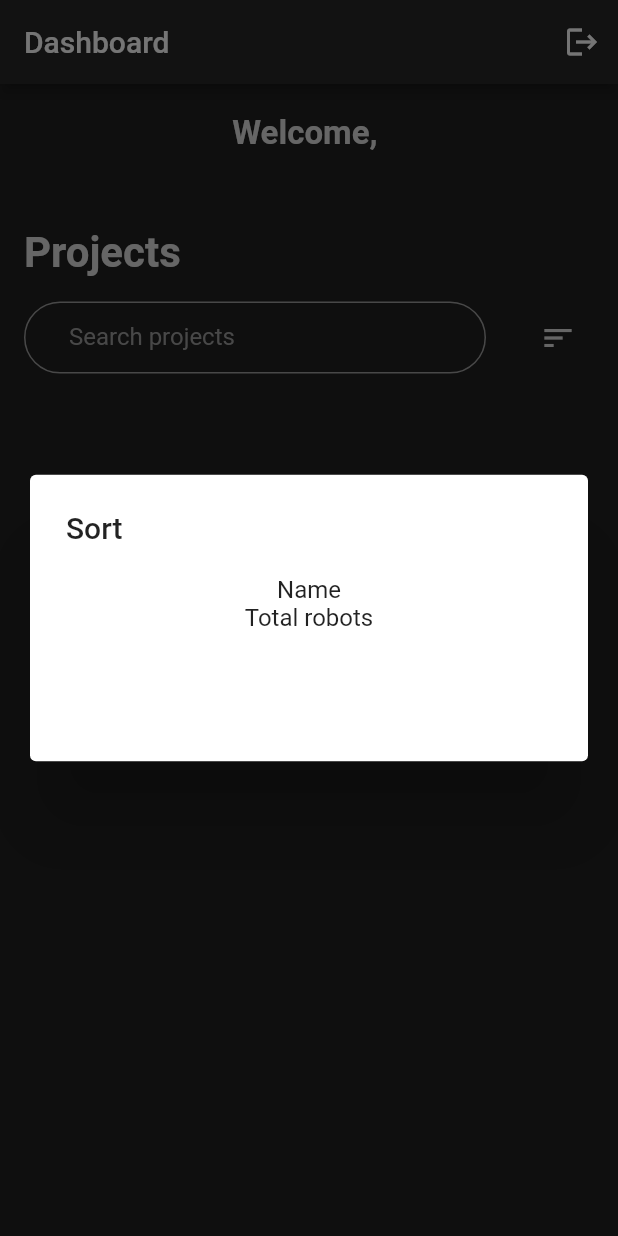
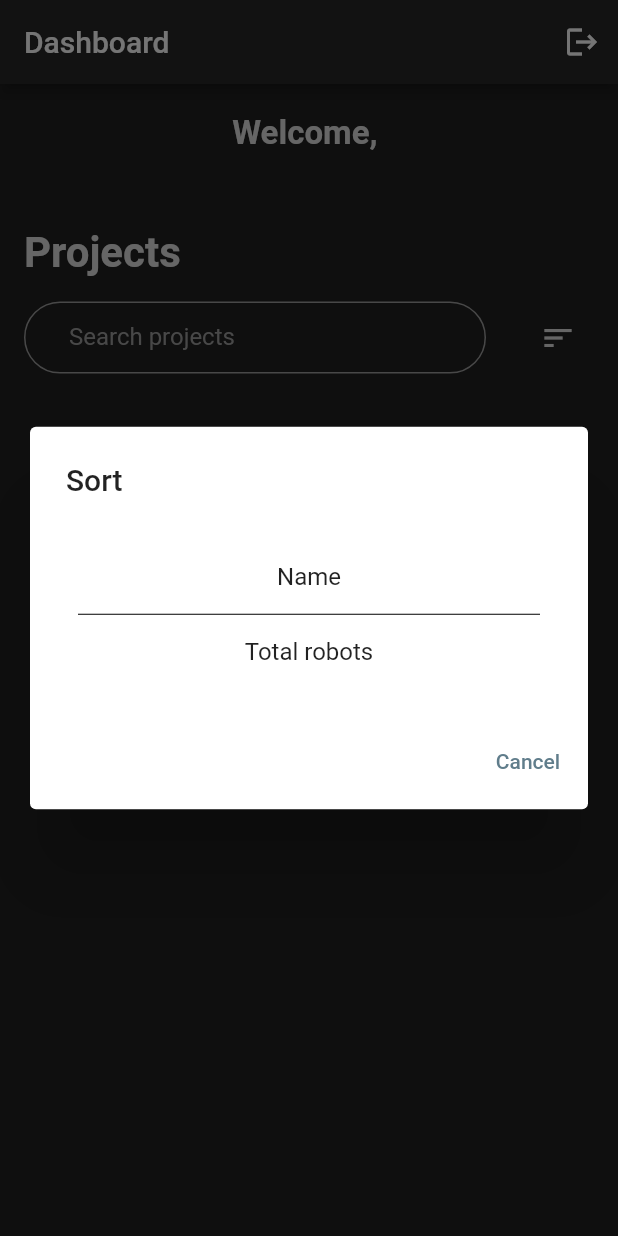
Before and after one commit to Quantonly/RoboWorks, a Flutter app: the screen it shows once a user with an empty profile is signed in, after a tap on the "sort" icon, on a phone screen of 412 x 824 dp. Run offline on Flutter 3.47's test engine with Material 2 defaults, Android fonts, the phone set to English and light mode, and no system bars; our stand-ins replace cloud_firestore, firebase_analytics, firebase_auth, firebase_core, firebase_crashlytics, form_field_validator and 4 more; accounts and stored records are empty.

Commit message:
Sort functionality

```diff
--- a/lib/dialogs/sort_dialog.dart
+++ b/lib/dialogs/sort_dialog.dart
@@ -1,15 +1,51 @@
 import 'package:flutter/material.dart';
+import 'package:provider/provider.dart';
 
-class SortDialog extends StatelessWidget {
+import 'package:robo_works/providers/project_provider.dart';
+import 'package:robo_works/providers/robot_provider.dart';
+
+class SortDialog extends StatefulWidget {
   final List<String> dropDown;
-  const SortDialog({Key? key, required this.dropDown}) : super(key: key);
+  final String provider;
+  const SortDialog({Key? key, required this.dropDown, required this.provider}) : super(key: key);
+
+  @override
+  State<SortDialog> createState() => _SortDialogState();
+}
+
+class _SortDialogState extends State<SortDialog> {
 
   Widget getDropDown() {
     List<Widget> dropdownButtons = [];
-    for (var sort in dropDown) {
-      dropdownButtons.add(Text(sort));
+    for (var sort in widget.dropDown) {
+      dropdownButtons.add(
+        GestureDetector(
+          onTap: () {
+            Navigator.of(context).pop();
+            if (widget.provider == 'projects') {
+              context.read<ProjectProvider>().sortProjects(sort);
+            } else {
+              context.read<RobotProvider>().sortRobots(sort);
+            }
+          },
+          child: SizedBox(
+            height: 25 * widget.dropDown.length.toDouble(),
+            child: Center(
+              child: Text(sort),
+            ),
+          ),
+        ),
+      );
     }
-    return Column(children: dropdownButtons,);
+    return ListView(
+      physics: const NeverScrollableScrollPhysics(),
+      padding: const EdgeInsets.all(8),
+      children: ListTile.divideTiles(
+        color: Colors.black,
+        context: context,
+        tiles: dropdownButtons,
+      ).toList(),
+    );
   }
 
   @override
@@ -18,10 +54,18 @@ class SortDialog extends StatelessWidget {
       insetPadding: const EdgeInsets.all(20),
       title: const Text('Sort'),
       content: SizedBox(
-        height: 50 * dropDown.length.toDouble(),
+        height: 50 * widget.dropDown.length.toDouble(),
         width: double.maxFinite,
         child: getDropDown(),
       ),
+      actions: <Widget>[
+        TextButton(
+          child: const Text('Cancel'),
+          onPressed: () {
+            Navigator.of(context).pop();
+          },
+        ),
+      ],
     );
   }
 }
--- a/lib/pages/dashboard.dart
+++ b/lib/pages/dashboard.dart
@@ -236,6 +236,7 @@ class _DashboardPageState extends State<DashboardPage> {
                       context: context,
                       builder: (BuildContext context) => SortDialog(
                         dropDown: dropDown,
+                        provider: 'projects',
                       ),
                     );
                   },
--- a/lib/pages/robots.dart
+++ b/lib/pages/robots.dart
@@ -257,6 +257,7 @@ class _RobotsPageState extends State<RobotsPage> {
                       context: context,
                       builder: (BuildContext context) => SortDialog(
                         dropDown: dropDown,
+                        provider: 'robots',
                       ),
                     );
                   },
--- a/lib/providers/project_provider.dart
+++ b/lib/providers/project_provider.dart
@@ -19,7 +19,6 @@ class ProjectProvider with ChangeNotifier {
   }
 
   void filterProjects(filter) {
-    print(filter);
     if (filter == "") {
       _filteredProjects = _projects;
     } else {
@@ -40,7 +39,7 @@ class ProjectProvider with ChangeNotifier {
       }
       break;
       case "Total robots": {
-        _filteredProjects.sort((a, b) => a.robotCount.compareTo(b.robotCount));
+        _filteredProjects.sort((a, b) => b.robotCount.compareTo(a.robotCount));
       }
       break;
     }
--- a/lib/providers/robot_provider.dart
+++ b/lib/providers/robot_provider.dart
@@ -39,7 +39,7 @@ class RobotProvider with ChangeNotifier {
       }
       break;
       case "Percentage": {
-        _filteredRobots.sort((a, b) => a.percentage.compareTo(b.percentage));
+        _filteredRobots.sort((a, b) => b.percentage.compareTo(a.percentage));
       }
       break;
     }
```
